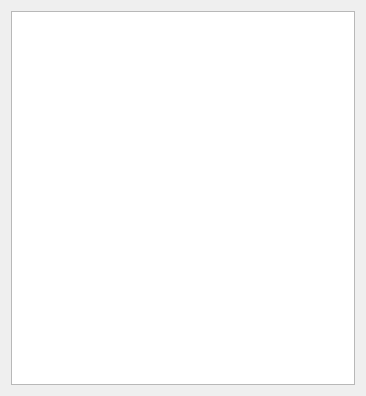
Before: the Qt Designer form lib-ui/tableList.ui in aumanimationstudios/tray-server, drawn with Qt 5.
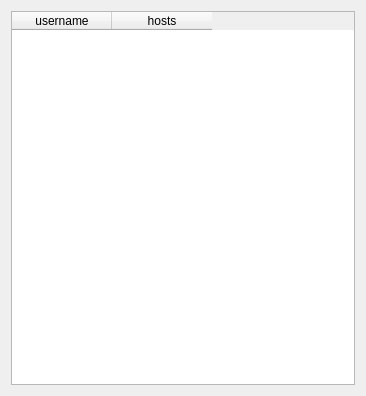
After: the same form once the commit is applied.

Commit message: fixing user list

```diff
--- a/lib-ui/tableList.ui
+++ b/lib-ui/tableList.ui
@@ -32,11 +32,21 @@
       <bool>true</bool>
      </property>
      <attribute name="horizontalHeaderVisible">
-      <bool>false</bool>
+      <bool>true</bool>
      </attribute>
      <attribute name="verticalHeaderVisible">
       <bool>false</bool>
      </attribute>
+     <column>
+      <property name="text">
+       <string>username</string>
+      </property>
+     </column>
+     <column>
+      <property name="text">
+       <string>hosts</string>
+      </property>
+     </column>
     </widget>
    </item>
   </layout>
```
The commit also changes 2 other files.
